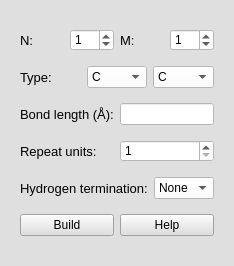
The window that furiousatoms/forms/graphene.ui (nasimanousheh/furious-atoms) describes before a commit, drawn with Qt 5.
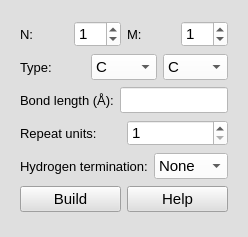
The same window after the commit.

Commit message: Reduced the fonts

Patch:
```diff
--- a/furiousatoms/forms/graphene.ui
+++ b/furiousatoms/forms/graphene.ui
@@ -6,17 +6,34 @@
    <rect>
     <x>0</x>
     <y>0</y>
-    <width>227</width>
-    <height>266</height>
+    <width>248</width>
+    <height>237</height>
    </rect>
   </property>
+  <property name="maximumSize">
+   <size>
+    <width>248</width>
+    <height>237</height>
+   </size>
+  </property>
+  <property name="baseSize">
+   <size>
+    <width>248</width>
+    <height>327</height>
+   </size>
+  </property>
+  <property name="font">
+   <font>
+    <pointsize>11</pointsize>
+   </font>
+  </property>
   <property name="windowTitle">
    <string>Form</string>
   </property>
   <property name="styleSheet">
    <string notr="true">background-color: rgb(223, 223, 223);</string>
   </property>
-  <layout class="QGridLayout" name="gridLayout_7">
+  <layout class="QGridLayout" name="gridLayout_7" rowminimumheight="0">
    <item row="0" column="0">
     <widget class="QWidget" name="Build_graphen" native="true">
      <property name="autoFillBackground">
@@ -42,6 +59,11 @@
         </item>
         <item row="0" column="1">
          <widget class="QSpinBox" name="spinBox_chirality_N_graphene">
+          <property name="font">
+           <font>
+            <pointsize>11</pointsize>
+           </font>
+          </property>
           <property name="styleSheet">
            <string notr="true">background-color: rgb(255, 255, 255);</string>
           </property>
@@ -64,6 +86,11 @@
         </item>
         <item row="0" column="3">
          <widget class="QSpinBox" name="spinBox_chirality_M_graphene">
+          <property name="font">
+           <font>
+            <pointsize>11</pointsize>
+           </font>
+          </property>
           <property name="styleSheet">
            <string notr="true">background-color: rgb(255, 255, 255);</string>
           </property>
@@ -90,6 +117,11 @@
         </item>
         <item row="0" column="1">
          <widget class="QComboBox" name="comboBox_type1_graphene">
+          <property name="font">
+           <font>
+            <pointsize>11</pointsize>
+           </font>
+          </property>
           <property name="styleSheet">
            <string notr="true">background-color: rgb(255, 255, 255);</string>
           </property>
@@ -112,6 +144,11 @@
         </item>
         <item row="0" column="2">
          <widget class="QComboBox" name="comboBox_type2_graphene">
+          <property name="font">
+           <font>
+            <pointsize>11</pointsize>
+           </font>
+          </property>
           <property name="styleSheet">
            <string notr="true">background-color: rgb(255, 255, 255);</string>
           </property>
@@ -150,6 +187,11 @@
         </item>
         <item row="0" column="1">
          <widget class="QLineEdit" name="lineEdit_bond_length_graphene">
+          <property name="font">
+           <font>
+            <pointsize>11</pointsize>
+           </font>
+          </property>
           <property name="styleSheet">
            <string notr="true">background-color: rgb(255, 255, 255);</string>
           </property>
@@ -176,6 +218,11 @@
         </item>
         <item row="0" column="1">
          <widget class="QSpinBox" name="spinBox_repeat_units_graphene">
+          <property name="font">
+           <font>
+            <pointsize>11</pointsize>
+           </font>
+          </property>
           <property name="styleSheet">
            <string notr="true">background-color: rgb(255, 255, 255);</string>
           </property>
@@ -202,6 +249,11 @@
         </item>
         <item row="0" column="1">
          <widget class="QComboBox" name="comboBox_H_termination_graphene">
+          <property name="font">
+           <font>
+            <pointsize>11</pointsize>
+           </font>
+          </property>
           <property name="styleSheet">
            <string notr="true">background-color: rgb(255, 255, 255);</string>
           </property>
@@ -221,6 +273,11 @@
       </item>
       <item row="5" column="0">
        <widget class="QPushButton" name="pushButton_build_graphene">
+        <property name="font">
+         <font>
+          <pointsize>11</pointsize>
+         </font>
+        </property>
         <property name="text">
          <string>Build</string>
         </property>
@@ -228,6 +285,11 @@
       </item>
       <item row="5" column="1">
        <widget class="QPushButton" name="pushButton_help_build_graphene">
+        <property name="font">
+         <font>
+          <pointsize>11</pointsize>
+         </font>
+        </property>
         <property name="text">
          <string>Help</string>
         </property>
```
Left out of the diff: 15 changed lines with no effect on the pictures.
